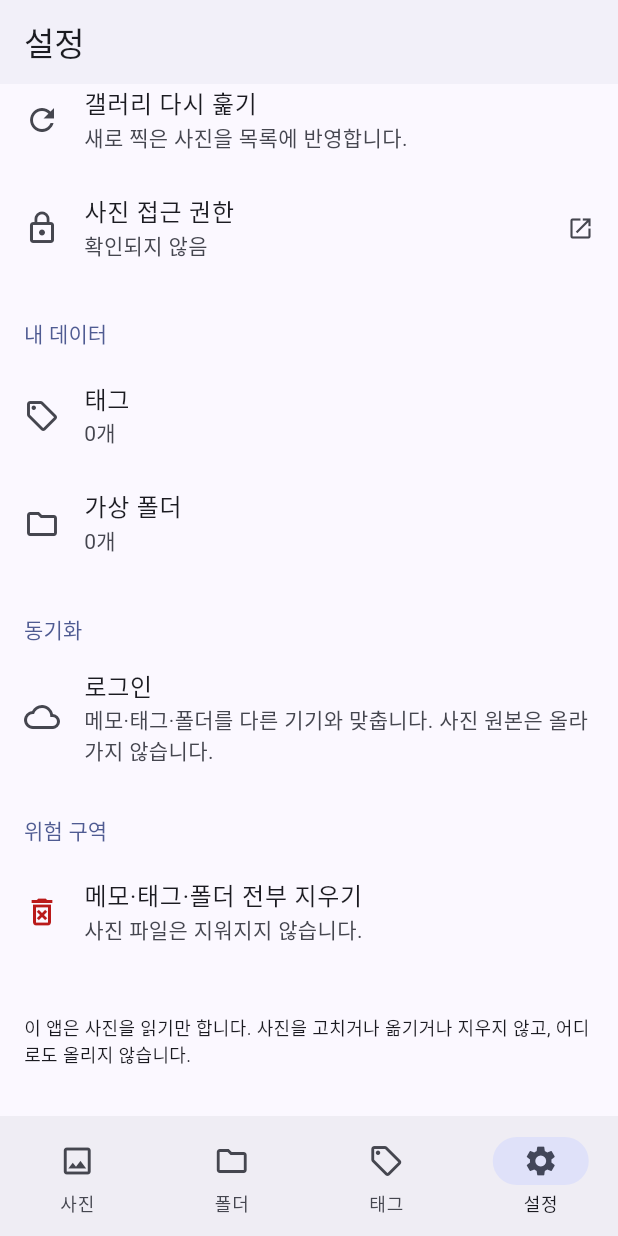
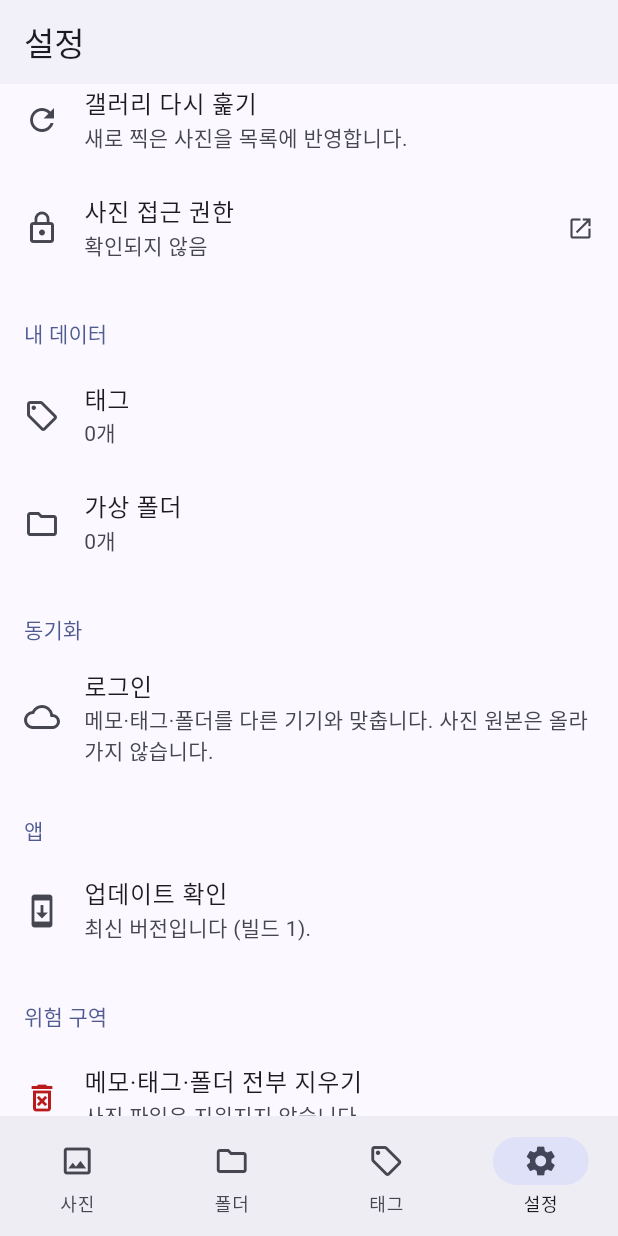
Before and after one commit to hongsytop-tech/Photo-Application, a Flutter app: the screen it shows after launch, item 4 of the bottom bar chosen, scrolled down 136 dp, on a phone screen of 412 x 824 dp. Run offline on Flutter 3.47's test engine with Material 3 defaults, Android fonts, the phone set to English and light mode, and no system bars; our stand-ins replace flutter_dotenv, flutter_riverpod, open_filex, package_info_plus, shared_preferences and 2 more; missing offline and left inert: dart:ffi, photo_manager, photo_manager_image_provider; accounts and stored records are empty; network calls fail; statements that could not run were skipped.

Commit message:
feat: 앱 안에서 새 버전을 받아 설치
스토어를 거치지 않는 앱이라 업데이트를 스스로 챙겨야 한다. 지금까지는 매번
GitHub 에 들어가 APK 를 찾아 받아야 했다.

저장소를 공개로 바꾼 덕에 GitHub 릴리스를 그대로 배포처로 쓸 수 있다. 토큰
없이 읽히므로 앱에 자격증명을 심지 않아도 된다 — 비공개였다면 앱을 뜯는
누구나 저장소에 접근할 수 있게 되므로 애초에 택할 수 없는 길이었다.

동작:
- 앱 시작 시(사진 목록이 뜬 뒤) 조용히 최신 릴리스를 확인
- 새 버전이면 목록 위에 띠를 띄우고, 누르면 받아서 설치 화면까지
- 설정 탭에서 수동 확인도 가능

기기 ABI 에 맞는 APK 를 고른다. arm64 폰에 54MB 짜리 universal 을 받게 하는
것은 낭비다. Abi.current() 가 dart:ffi 에 있어 패키지를 더 붙이지 않았다.

버전 비교는 릴리스 태그(apk-build-N)의 N 과 설치된 빌드 번호를 견준다. CI 가
--build-number 로 심는 값이라 둘이 같은 축을 쓴다.

받다 만 파일은 이어받지 않고 지우고 다시 받는다. 반쯤 받은 APK 를 설치하려
들면 실패 이유를 알아내기 어렵다.

조용히 실패한다. 업데이트 확인이 안 된다고 사진을 못 보게 할 이유는 없다.

매니페스트 패치에 REQUEST_INSTALL_PACKAGES 를 넣었다. 이 권한은 설치 화면을
띄울 수 있게 할 뿐이고, 설치 여부는 사용자가 그 화면에서 결정한다.

패치 스크립트를 실제 템플릿에 적용해 확인하는 과정에서, 처음 넣은 문구가
앵커 불일치로 조용히 누락된 것을 검증 단계가 잡아냈다. 권한 검사 목록에
REQUEST_INSTALL_PACKAGES 를 함께 추가해 두었으므로 앞으로도 같은 누락은
빌드 전에 걸린다.

Co-Authored-By: Claude Opus 5 <noreply@anthropic.com>
Claude-Session: https://claude.ai/code/session_01M4dpmD2CrhH9oE5xhsNqMM

```diff
--- a/lib/app.dart
+++ b/lib/app.dart
@@ -8,6 +8,7 @@ import 'package:photo_application/features/gallery/providers/gallery_providers.d
 import 'package:photo_application/features/gallery/services/gallery_service.dart';
 import 'package:photo_application/features/shell/main_shell.dart';
 import 'package:photo_application/features/sync/providers/sync_providers.dart';
+import 'package:photo_application/features/update/providers/update_providers.dart';
 
 class PhotoApp extends ConsumerStatefulWidget {
   const PhotoApp({super.key});
@@ -34,6 +35,11 @@ class _PhotoAppState extends ConsumerState<PhotoApp> {
     }
     if (!mounted) return;
     await ref.read(syncProvider.notifier).run();
+
+    // 새 버전 확인은 맨 뒤에 둡니다. 사진 목록이 먼저 떠야 하고, 실패해도
+    // 앱 사용에는 영향이 없어야 합니다.
+    if (!mounted) return;
+    await ref.read(updateProvider.notifier).check();
   }
 
   @override
--- a/lib/features/gallery/screens/gallery_screen.dart
+++ b/lib/features/gallery/screens/gallery_screen.dart
@@ -5,6 +5,7 @@ import 'package:photo_application/features/gallery/providers/gallery_providers.d
 import 'package:photo_application/features/gallery/screens/photo_browser_screen.dart';
 import 'package:photo_application/features/gallery/services/photo_query_service.dart';
 import 'package:photo_application/features/gallery/widgets/permission_gate.dart';
+import 'package:photo_application/features/update/widgets/update_banner.dart';
 
 /// "사진" 탭 — 기기의 모든 사진과 기본 필터들.
 class GalleryScreen extends ConsumerStatefulWidget {
@@ -86,6 +87,7 @@ class _GalleryScreenState extends ConsumerState<GalleryScreen> {
         header: Column(
           crossAxisAlignment: CrossAxisAlignment.stretch,
           children: [
+            const UpdateBanner(),
             const LimitedAccessBanner(),
             if (indexing.running)
               Padding(
--- a/lib/features/settings/screens/settings_screen.dart
+++ b/lib/features/settings/screens/settings_screen.dart
@@ -11,6 +11,7 @@ import 'package:photo_application/features/gallery/providers/photo_meta_provider
 import 'package:photo_application/features/gallery/services/gallery_service.dart';
 import 'package:photo_application/features/gallery/services/photo_query_service.dart';
 import 'package:photo_application/features/sync/providers/sync_providers.dart';
+import 'package:photo_application/features/update/providers/update_providers.dart';
 
 /// "설정" 탭 — 스캔, 계정/동기화, 권한, 데이터 초기화.
 class SettingsScreen extends ConsumerWidget {
@@ -22,6 +23,7 @@ class SettingsScreen extends ConsumerWidget {
     final access = ref.watch(galleryAccessProvider).valueOrNull;
     final user = ref.watch(authStateProvider).valueOrNull;
     final sync = ref.watch(syncProvider);
+    final update = ref.watch(updateProvider);
     final totalAsync = ref.watch(photoCountProvider(const PhotoQuery()));
     final tagsAsync = ref.watch(allTagsProvider);
     final foldersAsync = ref.watch(allFoldersProvider);
@@ -131,6 +133,33 @@ class SettingsScreen extends ConsumerWidget {
             ),
           ],
 
+          const _SectionHeader('앱'),
+          ListTile(
+            leading: const Icon(Icons.system_update),
+            title: const Text('업데이트 확인'),
+            subtitle: Text(_updateLabel(update)),
+            trailing: update.busy
+                ? const SizedBox(
+                    height: 18,
+                    width: 18,
+                    child: CircularProgressIndicator(strokeWidth: 2),
+                  )
+                : null,
+            onTap: update.busy
+                ? null
+                : () => ref.read(updateProvider.notifier).check(),
+          ),
+          if (update.phase == UpdatePhase.available)
+            Padding(
+              padding: const EdgeInsets.fromLTRB(16, 0, 16, 8),
+              child: FilledButton.icon(
+                onPressed: () =>
+                    ref.read(updateProvider.notifier).downloadAndInstall(),
+                icon: const Icon(Icons.download),
+                label: Text('지금 업데이트 (${update.release?.sizeLabel ?? ''})'),
+              ),
+            ),
+
           const _SectionHeader('위험 구역'),
           ListTile(
             leading: Icon(
@@ -167,6 +196,26 @@ class SettingsScreen extends ConsumerWidget {
       case GalleryAccess.unknown:
       case null:
         return '확인되지 않음';
+    }
+  }
+
+  static String _updateLabel(UpdateState state) {
+    switch (state.phase) {
+      case UpdatePhase.idle:
+        return '눌러서 새 버전이 있는지 확인합니다.';
+      case UpdatePhase.checking:
+        return '확인 중…';
+      case UpdatePhase.upToDate:
+        return '최신 버전입니다 (빌드 ${state.currentBuild}).';
+      case UpdatePhase.available:
+        return '새 버전 ${state.release?.buildNumber} 이 있습니다 '
+            '(현재 ${state.currentBuild}).';
+      case UpdatePhase.downloading:
+        return '받는 중 ${(state.progress * 100).toStringAsFixed(0)}%';
+      case UpdatePhase.installing:
+        return '설치 화면을 여는 중…';
+      case UpdatePhase.error:
+        return '확인 실패: ${state.error}';
     }
   }
 
--- /dev/null
+++ b/lib/features/update/providers/update_providers.dart
@@ -0,0 +1,137 @@
+import 'package:flutter/foundation.dart';
+import 'package:flutter_riverpod/flutter_riverpod.dart';
+
+import 'package:photo_application/features/update/models/app_release.dart';
+import 'package:photo_application/features/update/services/update_service.dart';
+
+final updateServiceProvider = Provider<UpdateService>(
+  (ref) => const UpdateService(),
+);
+
+enum UpdatePhase {
+  /// 아직 확인 안 함.
+  idle,
+  checking,
+
+  /// 최신 상태.
+  upToDate,
+
+  /// 새 버전이 있음.
+  available,
+  downloading,
+
+  /// 내려받기를 마치고 설치 화면을 띄운 상태.
+  installing,
+  error,
+}
+
+@immutable
+class UpdateState {
+  const UpdateState({
+    this.phase = UpdatePhase.idle,
+    this.currentBuild = 0,
+    this.release,
+    this.progress = 0,
+    this.error,
+  });
+
+  final UpdatePhase phase;
+  final int currentBuild;
+  final AppRelease? release;
+  final double progress;
+  final Object? error;
+
+  bool get busy =>
+      phase == UpdatePhase.checking ||
+      phase == UpdatePhase.downloading ||
+      phase == UpdatePhase.installing;
+
+  /// 배너를 띄울지. 새 버전이 있거나 받는 중일 때만.
+  bool get shouldPrompt =>
+      phase == UpdatePhase.available ||
+      phase == UpdatePhase.downloading ||
+      phase == UpdatePhase.installing;
+
+  UpdateState copyWith({
+    UpdatePhase? phase,
+    int? currentBuild,
+    AppRelease? release,
+    double? progress,
+    Object? error,
+  }) =>
+      UpdateState(
+        phase: phase ?? this.phase,
+        currentBuild: currentBuild ?? this.currentBuild,
+        release: release ?? this.release,
+        progress: progress ?? this.progress,
+        error: error,
+      );
+}
+
+class UpdateController extends StateNotifier<UpdateState> {
+  UpdateController(this._ref) : super(const UpdateState());
+
+  final Ref _ref;
+
+  /// 새 버전이 있는지 확인합니다. 조용히 실패합니다 — 업데이트 확인이
+  /// 안 된다고 사용자를 방해할 이유는 없습니다.
+  Future<void> check() async {
+    if (state.busy) return;
+    final service = _ref.read(updateServiceProvider);
+    state = state.copyWith(phase: UpdatePhase.checking);
+    try {
+      final current = await service.currentBuildNumber();
+      final latest = await service.fetchLatest();
+      if (!mounted) return;
+
+      if (latest == null || latest.buildNumber <= current) {
+        state = UpdateState(phase: UpdatePhase.upToDate, currentBuild: current);
+        return;
+      }
+      state = UpdateState(
+        phase: UpdatePhase.available,
+        currentBuild: current,
+        release: latest,
+      );
+    } catch (error, stack) {
+      debugPrint('업데이트 확인 실패: $error\n$stack');
+      if (mounted) state = UpdateState(phase: UpdatePhase.error, error: error);
+    }
+  }
+
+  /// 내려받고 설치 화면을 띄웁니다.
+  Future<void> downloadAndInstall() async {
+    final release = state.release;
+    if (release == null || state.busy) return;
+
+    final service = _ref.read(updateServiceProvider);
+    state = state.copyWith(phase: UpdatePhase.downloading, progress: 0);
+    try {
+      final file = await service.download(
+        release,
+        onProgress: (p) {
+          if (mounted) state = state.copyWith(progress: p);
+        },
+      );
+      if (!mounted) return;
+
+      state = state.copyWith(phase: UpdatePhase.installing, progress: 1);
+      final failure = await service.install(file);
+      if (!mounted) return;
+      if (failure != null) {
+        state = state.copyWith(phase: UpdatePhase.error, error: failure);
+      }
+    } catch (error, stack) {
+      debugPrint('업데이트 설치 실패: $error\n$stack');
+      if (mounted) {
+        state = state.copyWith(phase: UpdatePhase.error, error: error);
+      }
+    }
+  }
+
+  /// 배너를 닫습니다 (이번 실행 동안만).
+  void dismiss() => state = state.copyWith(phase: UpdatePhase.upToDate);
+}
+
+final updateProvider =
+    StateNotifierProvider<UpdateController, UpdateState>(UpdateController.new);
--- a/pubspec.yaml
+++ b/pubspec.yaml
@@ -41,6 +41,11 @@ dependencies:
   intl: ^0.19.0
   cupertino_icons: ^1.0.8
 
+  # 앱 내 자동 업데이트 — 설치된 버전 확인, APK 저장 위치, 설치 화면 띄우기
+  package_info_plus: ^8.0.2
+  path_provider: ^2.1.3
+  open_filex: ^4.5.0
+
 dev_dependencies:
   flutter_test:
     sdk: flutter
```
Also changed, not shown: lib/features/update/models/app_release.dart (added, +17 -0 lines), lib/features/update/services/update_service.dart (added, +146 -0 lines), lib/features/update/widgets/update_banner.dart (added, +71 -0 lines), 1 other file.
